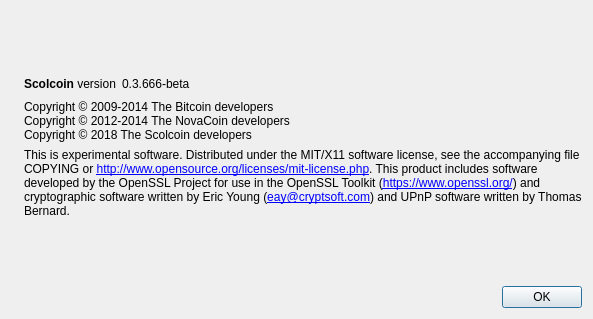
The window that src/qt/forms/aboutdialog.ui (scolcoin/scolcoin_old) describes before a commit, drawn with Qt 5.
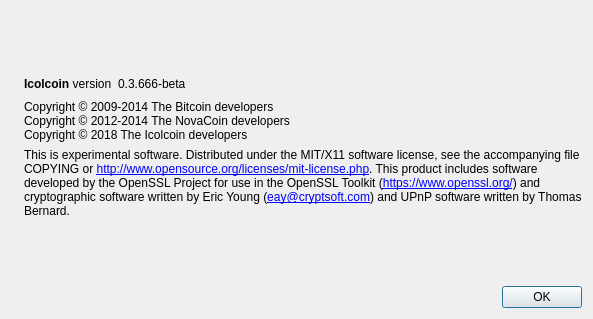
The same window after the commit. Icons and pictures are not drawn.

```diff
--- a/src/qt/forms/aboutdialog.ui
+++ b/src/qt/forms/aboutdialog.ui
@@ -50,7 +50,7 @@
           <cursorShape>IBeamCursor</cursorShape>
          </property>
          <property name="text">
-          <string>&lt;b&gt;Scolcoin&lt;/b&gt; version</string>
+          <string>&lt;b&gt;Icolcoin&lt;/b&gt; version</string>
          </property>
          <property name="textInteractionFlags">
           <set>Qt::LinksAccessibleByMouse|Qt::TextSelectableByKeyboard|Qt::TextSelectableByMouse</set>
@@ -93,7 +93,7 @@
        <property name="text">
         <string>Copyright © 2009-2014 The Bitcoin developers
 Copyright © 2012-2014 The NovaCoin developers
-Copyright © 2018 The Scolcoin developers</string>
+Copyright © 2018 The Icolcoin developers</string>
        </property>
        <property name="textInteractionFlags">
         <set>Qt::LinksAccessibleByMouse|Qt::TextSelectableByKeyboard|Qt::TextSelectableByMouse</set>
```
Left out of the diff: 2 changed lines with no effect on the pictures.
